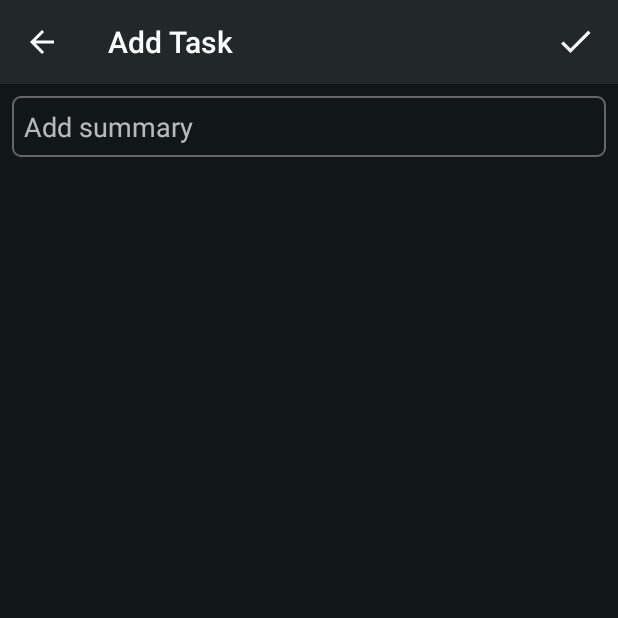
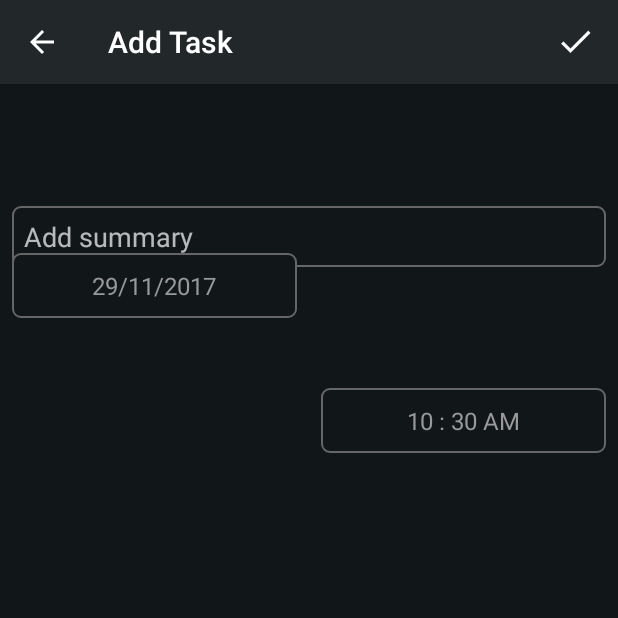
Before and after one commit to Scarfaiz/DeadlineYesterday, an Android app: the AddTaskActivity screen opened directly, with no data from a screen before it, on a phone screen of 412 x 824 dp, the top half of it. Run offline under Robolectric (Android 15) with nearby library versions, the phone set to English and light mode, and no system bars; libraries missing offline, so code that uses them is left out: com.wafflecopter.charcounttextview; plain views replace CharCountTextView; 3 statements that could not run were skipped.

Commit message:
Date- and timepicker dialogs

```diff
--- a/app/src/main/java/com/example/jeavie/deadlineyesterday/AddTaskActivity.java
+++ b/app/src/main/java/com/example/jeavie/deadlineyesterday/AddTaskActivity.java
@@ -1,15 +1,34 @@
 package com.example.jeavie.deadlineyesterday;
 
 
+import android.app.DatePickerDialog;
+import android.app.Dialog;
+import android.app.TimePickerDialog;
 import android.support.v7.app.AppCompatActivity;
 import android.os.Bundle;
 import android.view.Menu;
 import android.view.MenuItem;
+import android.text.format.DateUtils;
+import android.view.View;
+import android.widget.DatePicker;
+import android.widget.TextView;
+import android.widget.TimePicker;
+import android.widget.Button;
 import android.widget.EditText;
+import android.widget.Toast;
+
+import java.util.Calendar;
 
 import com.wafflecopter.charcounttextview.CharCountTextView;
 
 public class AddTaskActivity extends AppCompatActivity {
+
+    Calendar currentDate;
+    Calendar currentTime;
+    TextView setDate;
+    TextView setTime;
+    int minute, hour, year, month, day;
+    String format;
 
     @Override
     protected void onCreate(Bundle savedInstanceState) {
@@ -27,7 +46,69 @@ public class AddTaskActivity extends AppCompatActivity {
                 //stop?
             }
         });
+
+        setDate = (TextView)findViewById(R.id.setDate);
+
+        currentDate = Calendar.getInstance();
+        year = currentDate.get(Calendar.YEAR);
+        month = currentDate.get(Calendar.MONTH) + 1;
+        day = currentDate.get(Calendar.DAY_OF_MONTH);
+        setDate.setText(day + "/" + month + "/" + year);
+
+        setDate.setOnClickListener(new View.OnClickListener() {
+            @Override
+            public void onClick(View v) {
+                DatePickerDialog datePickerDialog = new DatePickerDialog(AddTaskActivity.this, new DatePickerDialog.OnDateSetListener() {
+                    @Override
+                    public void onDateSet(DatePicker view, int year, int month, int dayOfMonth) {
+                        month=month+1;
+                        setDate.setText(dayOfMonth + "/" + month + "/" + year);
+                    }
+                },year, month, day);
+                datePickerDialog.show();
+            }
+        });
+
+        setTime = (TextView)findViewById(R.id.setTime);
+
+        currentTime = Calendar.getInstance();
+        hour = currentTime.get(Calendar.HOUR_OF_DAY);
+        minute = currentTime.get(Calendar.MINUTE);
+        selectedTimeFormat(hour);
+        setTime.setText(hour + " : " + minute + " " + format);
+
+        setTime.setOnClickListener(new View.OnClickListener() {
+            @Override
+            public void onClick(View v) {
+                TimePickerDialog timePickerDialog = new TimePickerDialog(AddTaskActivity.this, new TimePickerDialog.OnTimeSetListener() {
+                    @Override
+                    public void onTimeSet(TimePicker view, int hourOfDay, int minute) {
+                        selectedTimeFormat(hourOfDay);
+                        setTime.setText(hourOfDay + " : " + minute + " " + format);
+                    }
+                }, hour, minute, true);
+                timePickerDialog.show();
+            }
+        });
+
+
     }
+
+    public void selectedTimeFormat(int hour){
+        if (hour == 0){
+            hour += 12;
+            format = "AM";
+        } else if (hour == 12){
+            format = "PM";
+        } else if (hour > 12){
+            hour -= 12;
+            format = "PM";
+        } else {
+            format = "AM";
+        }
+    }
+
+
 
     @Override
     public boolean onCreateOptionsMenu(Menu menu) {
--- a/app/src/main/res/layout/activity_add_task.xml
+++ b/app/src/main/res/layout/activity_add_task.xml
@@ -12,16 +12,20 @@
         android:layout_width="match_parent"
         android:layout_height="wrap_content"
         android:layout_margin="@dimen/item"
+        android:layout_marginBottom="21dp"
         android:layout_marginEnd="8dp"
         android:layout_marginStart="8dp"
-        android:layout_marginTop="32dp"
+        android:layout_marginTop="8dp"
         android:background="@drawable/frame"
         android:ems="10"
         android:hint="@string/addSummary"
         android:padding="@dimen/item"
+        android:singleLine="true"
         android:textColor="@color/light_grey"
-        android:singleLine="true"
+        android:textColorLink="@color/light_grey"
+        app:layout_constraintBottom_toTopOf="@+id/setTime"
         app:layout_constraintEnd_toEndOf="parent"
+        app:layout_constraintHorizontal_bias="0.0"
         app:layout_constraintStart_toStartOf="parent"
         app:layout_constraintTop_toTopOf="parent" />
 
@@ -32,10 +36,56 @@
         android:layout_marginBottom="440dp"
         android:layout_marginEnd="344dp"
         android:layout_marginStart="16dp"
+        android:textColor="@color/light_grey"
         app:layout_constraintBottom_toBottomOf="parent"
         app:layout_constraintEnd_toEndOf="parent"
+        app:layout_constraintHorizontal_bias="0.0"
         app:layout_constraintStart_toStartOf="parent"
         app:layout_constraintTop_toBottomOf="@+id/summary"
+        app:layout_constraintVertical_bias="0.333"
         app:maxCharacters="30" />
 
+    <TextView
+        android:id="@+id/setDate"
+        android:layout_width="0dp"
+        android:layout_height="43dp"
+        android:layout_margin="@dimen/item"
+        android:layout_marginBottom="8dp"
+        android:layout_marginEnd="8dp"
+        android:layout_marginStart="8dp"
+        android:layout_marginTop="78dp"
+        android:background="@drawable/frame"
+        android:padding="@dimen/item"
+        android:singleLine="true"
+        android:textColor="@color/light_grey"
+        android:textColorLink="@color/light_grey"
+        android:textSize="16sp"
+        android:gravity="center"
+        app:layout_constraintBottom_toBottomOf="parent"
+        app:layout_constraintEnd_toStartOf="@+id/setTime"
+        app:layout_constraintStart_toStartOf="parent"
+        app:layout_constraintTop_toTopOf="parent"
+        app:layout_constraintVertical_bias="0.148" />
+
+    <TextView
+        android:id="@+id/setTime"
+        android:layout_width="0dp"
+        android:layout_height="43dp"
+        android:layout_marginBottom="394dp"
+        android:layout_marginEnd="8dp"
+        android:layout_marginStart="8dp"
+        android:layout_marginTop="74dp"
+        android:background="@drawable/frame"
+        android:padding="@dimen/item"
+        android:singleLine="true"
+        android:textColor="@color/light_grey"
+        android:textColorLink="@color/light_grey"
+        android:textSize="16sp"
+        android:gravity="center"
+        app:layout_constraintBottom_toBottomOf="parent"
+        app:layout_constraintEnd_toEndOf="parent"
+        app:layout_constraintStart_toEndOf="@+id/setDate"
+        app:layout_constraintTop_toTopOf="parent" />
+
+
 </android.support.constraint.ConstraintLayout>
--- a/app/src/main/res/layout/activity_history.xml
+++ b/app/src/main/res/layout/activity_history.xml
@@ -1,6 +1,7 @@
 <?xml version="1.0" encoding="utf-8"?>
 <android.support.constraint.ConstraintLayout
     xmlns:android="http://schemas.android.com/apk/res/android"
+    xmlns:tools="http://schemas.android.com/tools"
     android:layout_width="match_parent"
     android:layout_height="match_parent"
     android:orientation="vertical"
--- a/app/src/main/res/values/strings.xml
+++ b/app/src/main/res/values/strings.xml
@@ -8,4 +8,7 @@
     <string name="settings">Settings</string>
     <string name="history">History</string>
     <string name="addSummary">Add summary</string>
+    <string name="setDate">Date</string>
+    <string name="setTime">Time</string>
+    <string name="divider">/</string>
 </resources>
```
